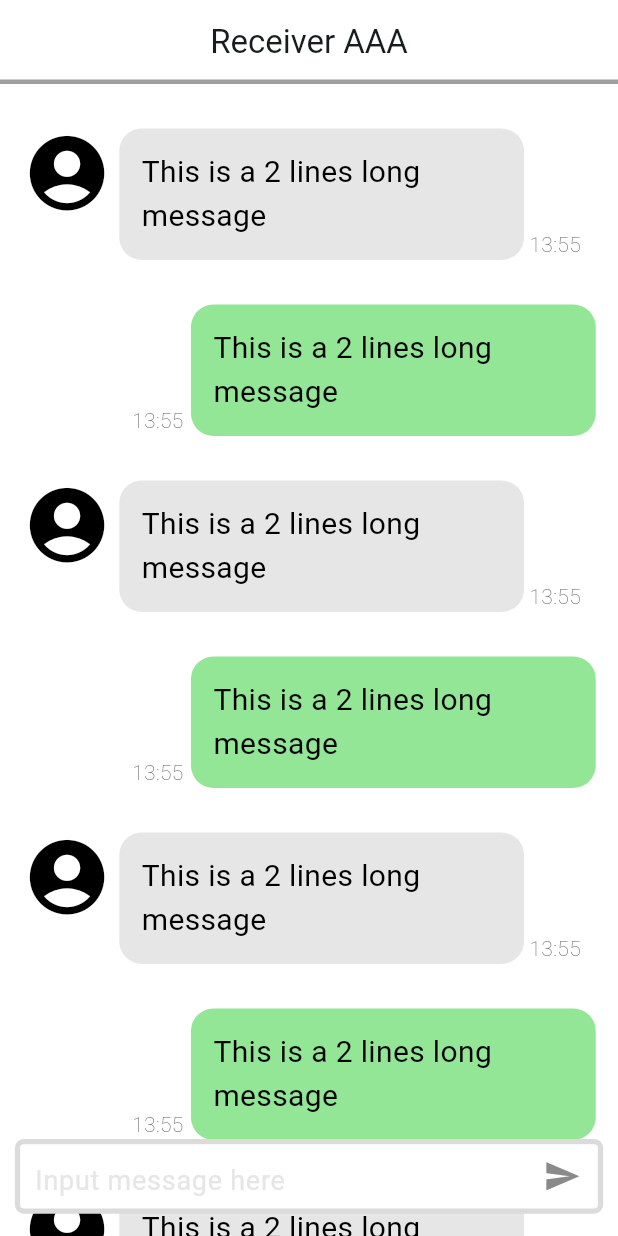
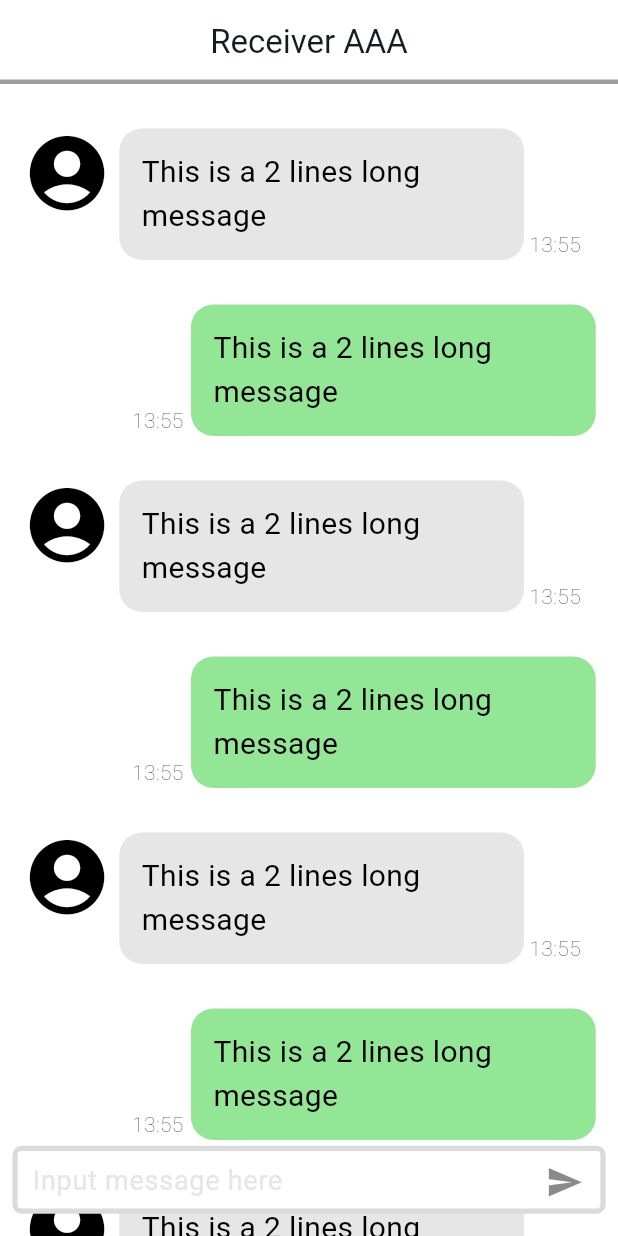
Before and after one commit to HOSHICHEN7267/ITS_chatbot, a Flutter app: the screen it shows after launch, on a phone screen of 412 x 824 dp. Run offline on Flutter 3.47's test engine with Material 3 defaults, Android fonts, the phone set to English and light mode, and no system bars.

Commit message:
Revise the calculation of height from screen width to screen height

```diff
--- a/lib/pages/chat_page.dart
+++ b/lib/pages/chat_page.dart
@@ -1,6 +1,5 @@
 import 'package:chat_app/components/message_box.dart';
 import 'package:flutter/material.dart';
-import 'package:flutter/widgets.dart';
 
 class Message {
   bool isSelf;
@@ -33,7 +32,7 @@ class _ChatPageState extends State<ChatPage> {
   @override
   Widget build(BuildContext context) {
     double screenWidth = MediaQuery.of(context).size.width;
-    // double screenHeight = MediaQuery.of(context).size.height;
+    double screenHeight = MediaQuery.of(context).size.height;
 
     return Scaffold(
         backgroundColor: Theme.of(context).colorScheme.primary,
@@ -60,9 +59,9 @@ class _ChatPageState extends State<ChatPage> {
               child: Padding(
                 padding: EdgeInsets.symmetric(
                     vertical: screenWidth * 0.036,
-                    horizontal: screenWidth * 0.024),
+                    horizontal: screenHeight * 0.010),
                 child: Container(
-                  height: screenWidth * 0.121,
+                  height: screenHeight * 0.055,
                   decoration: BoxDecoration(
                       color: Colors.white,
                       borderRadius: BorderRadius.circular(6),
```
